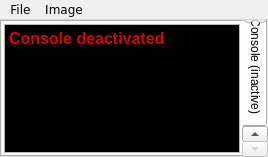
This is src/gui/windowbase.ui in YafaRay/libYafaRay as Qt 5 draws it before an edit. The edited form follows.
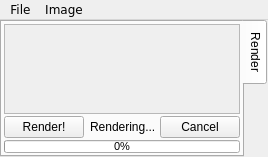
This is the edited form. The open tabs and pages were chosen to show the change.

Commit message: - Removed console on qtgui

Patch:
```diff
--- a/src/gui/windowbase.ui
+++ b/src/gui/windowbase.ui
@@ -155,30 +155,6 @@
         </item>
        </layout>
       </widget>
-      <widget class="QWidget" name="tab_2">
-       <attribute name="title">
-        <string>Console (inactive)</string>
-       </attribute>
-       <layout class="QGridLayout" name="gridLayout_2">
-        <property name="margin">
-         <number>2</number>
-        </property>
-        <property name="spacing">
-         <number>2</number>
-        </property>
-        <item row="0" column="0">
-         <widget class="QTextEdit" name="yafConsole">
-          <property name="html">
-           <string>&lt;!DOCTYPE HTML PUBLIC &quot;-//W3C//DTD HTML 4.0//EN&quot; &quot;http://www.w3.org/TR/REC-html40/strict.dtd&quot;&gt;
-&lt;html&gt;&lt;head&gt;&lt;meta name=&quot;qrichtext&quot; content=&quot;1&quot; /&gt;&lt;style type=&quot;text/css&quot;&gt;
-p, li { white-space: pre-wrap; }
-&lt;/style&gt;&lt;/head&gt;&lt;body style=&quot; font-family:'Tahoma'; font-size:10pt; font-weight:400; font-style:normal;&quot; bgcolor=&quot;#000000&quot;&gt;
-&lt;p style=&quot; margin-top:0px; margin-bottom:0px; margin-left:0px; margin-right:0px; -qt-block-indent:0; text-indent:0px;&quot;&gt;&lt;span style=&quot; font-size:12pt; font-weight:600; color:#de0000;&quot;&gt;Console deactivated&lt;/span&gt;&lt;/p&gt;&lt;/body&gt;&lt;/html&gt;</string>
-          </property>
-         </widget>
-        </item>
-       </layout>
-      </widget>
      </widget>
     </item>
    </layout>
```
The commit also changes 3 other files.
